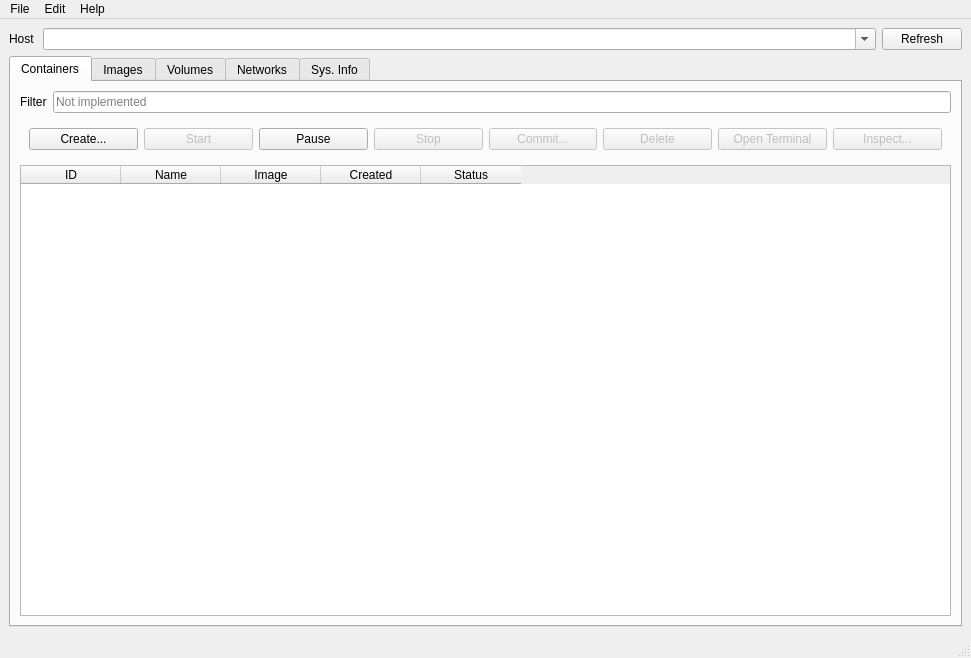
The window that QtDocker/ui/mainwindow.ui (sujiwo/QtDocker) describes before a commit, drawn with Qt 5.
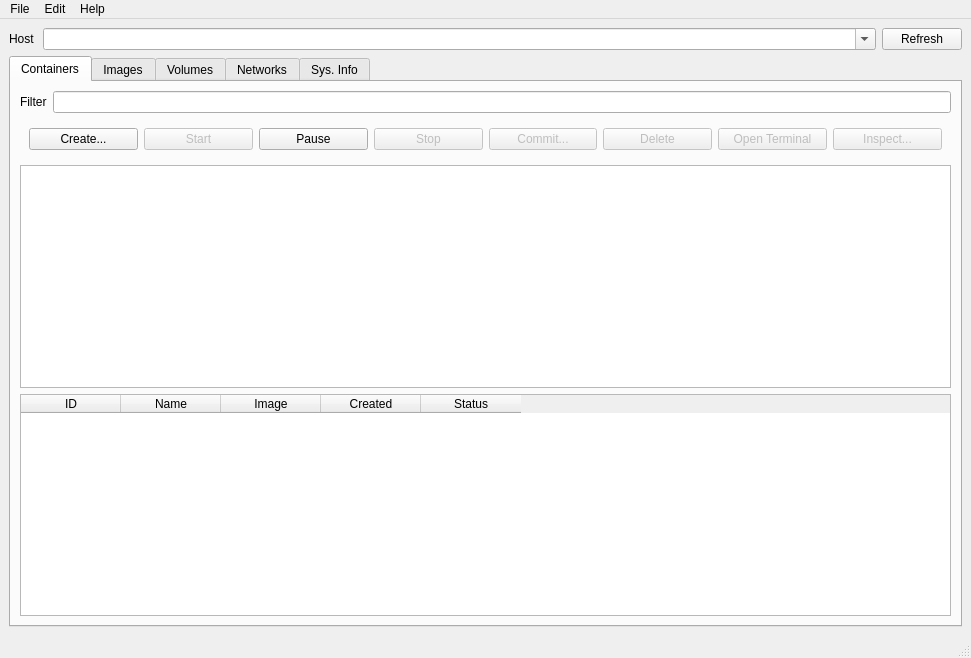
The same window after the commit. Icons and pictures are not drawn.

Commit message: Container filter

What changed in the file:
```diff
--- a/QtDocker/ui/mainwindow.ui
+++ b/QtDocker/ui/mainwindow.ui
@@ -103,7 +103,10 @@
             <item>
              <widget class="QLineEdit" name="containerFilterInp">
               <property name="placeholderText">
-               <string>Not implemented</string>
+               <string/>
+              </property>
+              <property name="clearButtonEnabled">
+               <bool>true</bool>
               </property>
              </widget>
             </item>
@@ -239,6 +242,9 @@
             </layout>
            </widget>
           </item>
+          <item>
+           <widget class="QTableView" name="containerTableV"/>
+          </item>
           <item>
            <widget class="QTableWidget" name="containerTableCtn">
             <property name="selectionMode">
```
Left out of the diff: 28 changed lines with no effect on the pictures. The commit also changes 6 other files.
